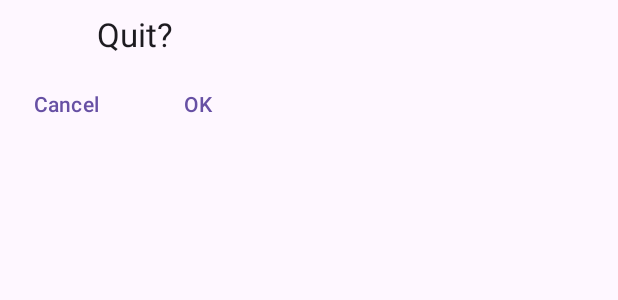
After one commit to Yura-Sotnikov/MovieBase, an Android app: the layout quit_dialog.xml on its own in the app's theme, with its tools: preview values and no code run, on a phone screen of 412 x 824 dp. The commit adds this screen. Shown: the top 300 px of the screen. Run offline under Robolectric (Android 15) with nearby library versions, the phone set to English and light mode, and no system bars.

Commit message:
Add custom dialog. It show when onBackPressed

```diff
--- /dev/null
+++ b/app/src/main/res/layout/quit_dialog.xml
@@ -0,0 +1,36 @@
+<?xml version="1.0" encoding="utf-8"?>
+<LinearLayout xmlns:android="http://schemas.android.com/apk/res/android"
+    android:id="@+id/parentPanel"
+    android:layout_width="180dp"
+    android:layout_height="wrap_content"
+    android:orientation="vertical">
+
+    <TextView
+        android:id="@+id/title"
+        style="?attr/textAppearanceTitleLarge"
+        android:text="@string/dialog_quit"
+        android:layout_margin="@dimen/single_spacing"
+        android:gravity="center"
+        android:layout_width="match_parent"
+        android:layout_height="wrap_content" />
+
+    <LinearLayout
+        android:layout_width="match_parent"
+        android:layout_height="wrap_content"
+        android:orientation="horizontal">
+
+        <com.google.android.material.button.MaterialButton
+            android:id="@+id/btn_Cancel"
+            style="?attr/borderlessButtonStyle"
+            android:layout_width="wrap_content"
+            android:layout_height="wrap_content"
+            android:text="@string/btn_Cancel" />
+
+        <com.google.android.material.button.MaterialButton
+            android:id="@+id/btn_OK"
+            android:text="@string/btn_OK"
+            style="?attr/borderlessButtonStyle"
+            android:layout_width="wrap_content"
+            android:layout_height="wrap_content"/>
+    </LinearLayout>
+</LinearLayout>
--- a/app/src/main/res/values/strings.xml
+++ b/app/src/main/res/values/strings.xml
@@ -9,6 +9,8 @@
     <string name="btn_remove">Remove</string>
     <string name="btnNav_main">Main</string>
     <string name="btnNav_favorite">Favorite</string>
+    <string name="btn_Cancel">Cancel</string>
+    <string name="btn_OK">OK</string>
 
     <!--    Testing data-->
     <string name="title_01" translatable="false">title_01</string>
@@ -37,5 +39,6 @@
     <string name="tv_description_12" translatable="false">tv_description_12</string>
     <string name="title_13" translatable="false">title_13</string>
     <string name="tv_description_13" translatable="false">tv_description_13</string>
+    <string name="dialog_quit">Quit?</string>
 
 </resources>
```
Also changed, not shown: app/src/main/java/com/sym/moviebase/MainActivity.kt (+16 -6 lines), app/src/main/java/com/sym/moviebase/QuitDialog.kt (added, +26 -0 lines), 1 other file.
